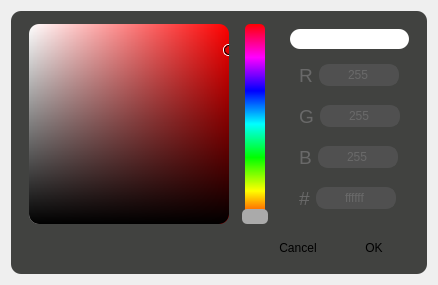
The window that dialogs/ui/colourSelector.ui (Lachie1011/YoloAnt) describes before a commit, drawn with Qt 5.
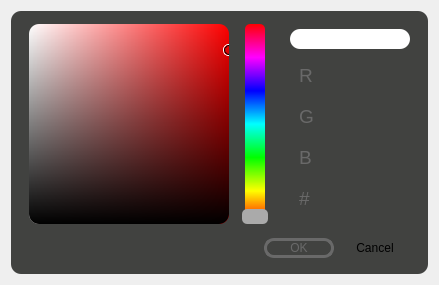
The same window after the commit.

Commit message: Added theme colour palette functionality and updated UI stylesheets to be updated from selected colour palette

```diff
--- a/dialogs/ui/colourSelector.ui
+++ b/dialogs/ui/colourSelector.ui
@@ -6,7 +6,7 @@
    <rect>
     <x>0</x>
     <y>0</y>
-    <width>430</width>
+    <width>435</width>
     <height>285</height>
    </rect>
   </property>
@@ -414,6 +414,18 @@
                    <verstretch>0</verstretch>
                   </sizepolicy>
                  </property>
+                 <property name="minimumSize">
+                  <size>
+                   <width>120</width>
+                   <height>0</height>
+                  </size>
+                 </property>
+                 <property name="maximumSize">
+                  <size>
+                   <width>120</width>
+                   <height>16777215</height>
+                  </size>
+                 </property>
                  <property name="frameShape">
                   <enum>QFrame::StyledPanel</enum>
                  </property>
@@ -422,7 +434,13 @@
                  </property>
                  <layout class="QHBoxLayout" name="horizontalLayout_3">
                   <item>
-                   <widget class="QLabel" name="lbl_red">
+                   <widget class="QLabel" name="redLbl">
+                    <property name="maximumSize">
+                     <size>
+                      <width>16</width>
+                      <height>16777215</height>
+                     </size>
+                    </property>
                     <property name="styleSheet">
                      <string notr="true">color: rgb(105, 105, 105);
 font-size: 14pt;</string>
@@ -436,13 +454,7 @@
                    </widget>
                   </item>
                   <item>
-                   <widget class="QLineEdit" name="red">
-                    <property name="sizePolicy">
-                     <sizepolicy hsizetype="Fixed" vsizetype="Fixed">
-                      <horstretch>0</horstretch>
-                      <verstretch>0</verstretch>
-                     </sizepolicy>
-                    </property>
+                   <widget class="QFrame" name="redLineEditFrame">
                     <property name="minimumSize">
                      <size>
                       <width>60</width>
@@ -456,22 +468,13 @@
                      </size>
                     </property>
                     <property name="styleSheet">
-                     <string notr="true">background-color: rgb(80, 80, 80);
-color: rgb(105, 105, 105);
-border : 3px solid;
-border-color:  rgb(80, 80, 80);
-border-radius: 10px;
-font: 75 bold 12pt &quot;Gotham Rounded&quot;;
-</string>
+                     <string notr="true">border: 0px;</string>
                     </property>
-                    <property name="text">
-                     <string>255</string>
+                    <property name="frameShape">
+                     <enum>QFrame::StyledPanel</enum>
                     </property>
-                    <property name="alignment">
-                     <set>Qt::AlignCenter</set>
-                    </property>
-                    <property name="clearButtonEnabled">
-                     <bool>false</bool>
+                    <property name="frameShadow">
+                     <enum>QFrame::Raised</enum>
                     </property>
                    </widget>
                   </item>
@@ -486,6 +489,18 @@
                    <verstretch>0</verstretch>
                   </sizepolicy>
                  </property>
+                 <property name="minimumSize">
+                  <size>
+                   <width>120</width>
+                   <height>0</height>
+                  </size>
+                 </property>
+                 <property name="maximumSize">
+                  <size>
+                   <width>120</width>
+                   <height>16777215</height>
+                  </size>
+                 </property>
                  <property name="frameShape">
                   <enum>QFrame::StyledPanel</enum>
                  </property>
@@ -494,7 +509,13 @@
                  </property>
                  <layout class="QHBoxLayout" name="horizontalLayout_4">
                   <item>
-                   <widget class="QLabel" name="lbl_green">
+                   <widget class="QLabel" name="greenLbl">
+                    <property name="maximumSize">
+                     <size>
+                      <width>16</width>
+                      <height>16777215</height>
+                     </size>
+                    </property>
                     <property name="styleSheet">
                      <string notr="true">color: rgb(105, 105, 105);
 font-size: 14pt;</string>
@@ -508,13 +529,7 @@
                    </widget>
                   </item>
                   <item>
-                   <widget class="QLineEdit" name="green">
-                    <property name="sizePolicy">
-                     <sizepolicy hsizetype="Fixed" vsizetype="Fixed">
-                      <horstretch>0</horstretch>
-                      <verstretch>0</verstretch>
-                     </sizepolicy>
-                    </property>
+                   <widget class="QFrame" name="greenLineEditFrame">
                     <property name="minimumSize">
                      <size>
                       <width>60</width>
@@ -528,19 +543,13 @@
                      </size>
                     </property>
                     <property name="styleSheet">
-                     <string notr="true">background-color: rgb(80, 80, 80);
-color: rgb(105, 105, 105);
-border : 3px solid;
-border-color:  rgb(80, 80, 80);
-border-radius: 10px;
-font: 75 bold 12pt &quot;Gotham Rounded&quot;;
-</string>
+                     <string notr="true">border: 0px;</string>
                     </property>
-                    <property name="text">
-                     <string>255</string>
+                    <property name="frameShape">
+                     <enum>QFrame::StyledPanel</enum>
                     </property>
-                    <property name="alignment">
-                     <set>Qt::AlignCenter</set>
+                    <property name="frameShadow">
+                     <enum>QFrame::Raised</enum>
                     </property>
                    </widget>
                   </item>
@@ -555,6 +564,12 @@
                    <verstretch>0</verstretch>
                   </sizepolicy>
                  </property>
+                 <property name="minimumSize">
+                  <size>
+                   <width>120</width>
+                   <height>0</height>
+                  </size>
+                 </property>
                  <property name="frameShape">
                   <enum>QFrame::StyledPanel</enum>
                  </property>
@@ -563,7 +578,13 @@
                  </property>
                  <layout class="QHBoxLayout" name="horizontalLayout_5">
                   <item>
-                   <widget class="QLabel" name="lbl_blue">
+                   <widget class="QLabel" name="blueLbl">
+                    <property name="maximumSize">
+                     <size>
+                      <width>16</width>
+                      <height>16777215</height>
+                     </size>
+                    </property>
                     <property name="styleSheet">
                      <string notr="true">color: rgb(105, 105, 105);
 font-size: 14pt;</string>
@@ -577,13 +598,7 @@
                    </widget>
                   </item>
                   <item>
-                   <widget class="QLineEdit" name="blue">
-                    <property name="sizePolicy">
-                     <sizepolicy hsizetype="Fixed" vsizetype="Fixed">
-                      <horstretch>0</horstretch>
-                      <verstretch>0</verstretch>
-                     </sizepolicy>
-                    </property>
+                   <widget class="QFrame" name="blueLineEditFrame">
                     <property name="minimumSize">
                      <size>
                       <width>60</width>
@@ -597,19 +612,13 @@
                      </size>
                     </property>
                     <property name="styleSheet">
-                     <string notr="true">background-color: rgb(80, 80, 80);
-color: rgb(105, 105, 105);
-border : 3px solid;
-border-color:  rgb(80, 80, 80);
-border-radius: 10px;
-font: 75 bold 12pt &quot;Gotham Rounded&quot;;
-</string>
+                     <string notr="true">border: 0px;</string>
                     </property>
-                    <property name="text">
-                     <string>255</string>
+                    <property name="frameShape">
+                     <enum>QFrame::StyledPanel</enum>
                     </property>
-                    <property name="alignment">
-                     <set>Qt::AlignCenter</set>
+                    <property name="frameShadow">
+                     <enum>QFrame::Raised</enum>
                     </property>
                    </widget>
                   </item>
@@ -624,6 +633,12 @@
                    <verstretch>0</verstretch>
                   </sizepolicy>
                  </property>
+                 <property name="minimumSize">
+                  <size>
+                   <width>120</width>
+                   <height>0</height>
+                  </size>
+                 </property>
                  <property name="frameShape">
                   <enum>QFrame::StyledPanel</enum>
                  </property>
@@ -632,7 +647,13 @@
                  </property>
                  <layout class="QHBoxLayout" name="horizontalLayout_6">
                   <item>
-                   <widget class="QLabel" name="lbl_hex">
+                   <widget class="QLabel" name="hexLbl">
+                    <property name="maximumSize">
+                     <size>
+                      <width>16</width>
+                      <height>16777215</height>
+                     </size>
+                    </property>
                     <property name="styleSheet">
                      <string notr="true">color: rgb(105, 105, 105);
 font-size: 14pt;</string>
@@ -646,13 +667,7 @@
                    </widget>
                   </item>
                   <item>
-                   <widget class="QLineEdit" name="hex">
-                    <property name="sizePolicy">
-                     <sizepolicy hsizetype="Fixed" vsizetype="Fixed">
-                      <horstretch>0</horstretch>
-                      <verstretch>0</verstretch>
-                     </sizepolicy>
-                    </property>
+                   <widget class="QFrame" name="hexLineEditFrame">
                     <property name="minimumSize">
                      <size>
                       <width>60</width>
@@ -666,19 +681,13 @@
                      </size>
                     </property>
                     <property name="styleSheet">
-                     <string notr="true">background-color: rgb(80, 80, 80);
-color: rgb(105, 105, 105);
-border : 3px solid;
-border-color:  rgb(80, 80, 80);
-border-radius: 10px;
-font: 75 bold 11pt &quot;Gotham Rounded&quot;;
-</string>
+                     <string notr="true">border: 0px;</string>
                     </property>
-                    <property name="text">
-                     <string>ffffff</string>
+                    <property name="frameShape">
+                     <enum>QFrame::StyledPanel</enum>
                     </property>
-                    <property name="alignment">
-                     <set>Qt::AlignCenter</set>
+                    <property name="frameShadow">
+                     <enum>QFrame::Raised</enum>
                     </property>
                    </widget>
                   </item>
@@ -735,7 +744,33 @@
           </spacer>
          </item>
          <item>
-          <widget class="QPushButton" name="rejectButton">
+          <widget class="QPushButton" name="acceptButton">
+           <property name="minimumSize">
+            <size>
+             <width>70</width>
+             <height>0</height>
+            </size>
+           </property>
+           <property name="cursor">
+            <cursorShape>PointingHandCursor</cursorShape>
+           </property>
+           <property name="styleSheet">
+            <string notr="true">background-color: rgb(65, 66, 64);
+color: rgb(105, 105, 105);
+border : 3px solid;
+border-radius: 10px;
+border-color:  rgb(105, 105, 105); 
+font: 75 bold 12pt &quot;Gotham Rounded&quot;;
+
+</string>
+           </property>
+           <property name="text">
+            <string>OK</string>
+           </property>
+          </widget>
+         </item>
+         <item>
+          <widget class="QPushButton" name="cancelButton">
            <property name="minimumSize">
             <size>
              <width>70</width>
@@ -760,32 +795,6 @@
            </property>
           </widget>
          </item>
-         <item>
-          <widget class="QPushButton" name="acceptButton">
-           <property name="minimumSize">
-            <size>
-             <width>70</width>
-             <height>0</height>
-            </size>
-           </property>
-           <property name="cursor">
-            <cursorShape>PointingHandCursor</cursorShape>
-           </property>
-           <property name="styleSheet">
-            <string notr="true">background-color: rgb(65, 66, 64);
-color: rgb(105, 105, 105);
-border : 3px solid;
-border-radius: 10px;
-border-color:  rgb(105, 105, 105); 
-font: 75 bold 12pt &quot;Gotham Rounded&quot;;
-QPushButton::hover{background-color : rgb(155, 155, 155); }
-</string>
-           </property>
-           <property name="text">
-            <string>OK</string>
-           </property>
-          </widget>
-         </item>
         </layout>
        </widget>
       </item>
```
Left out of the diff: 12 changed lines with no effect on the pictures. The commit also changes 16 other files.
